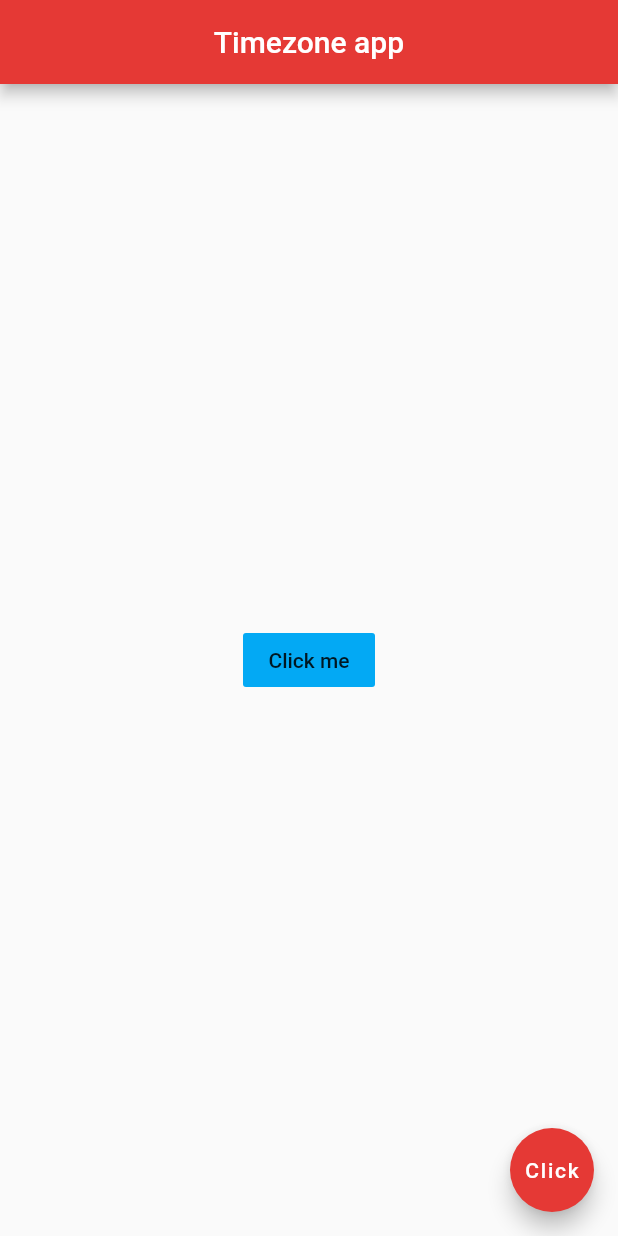
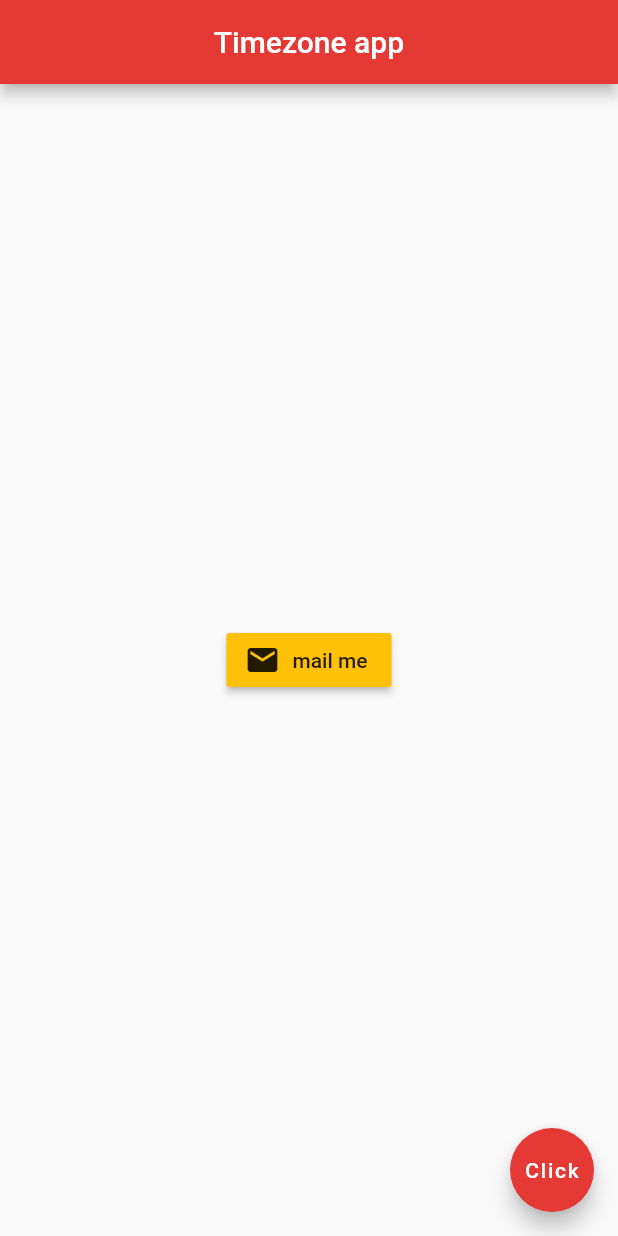
Before and after one commit to leonardosibela/learning_flutter, a Flutter app: the screen it shows after launch, on a phone screen of 412 x 824 dp. Run offline on Flutter 3.47's test engine with Material 2 defaults, Android fonts, the phone set to English and light mode, and no system bars.

Commit message:
Adding an icon button

```diff
--- a/lib/main.dart
+++ b/lib/main.dart
@@ -14,12 +14,13 @@ class Home extends StatelessWidget {
         backgroundColor: Colors.red[600],
       ),
       body: Center(
-        child: FlatButton(
-          onPressed: () {
-            print('You click me');
-          },
-          child: Text('Click me'),
-          color: Colors.lightBlue,
+        child: RaisedButton.icon(
+          onPressed: () {},
+          icon: Icon(
+            Icons.mail
+          ),
+          label: Text('mail me'),
+          color: Colors.amber,
         )
       ),
       floatingActionButton: FloatingActionButton(
```
